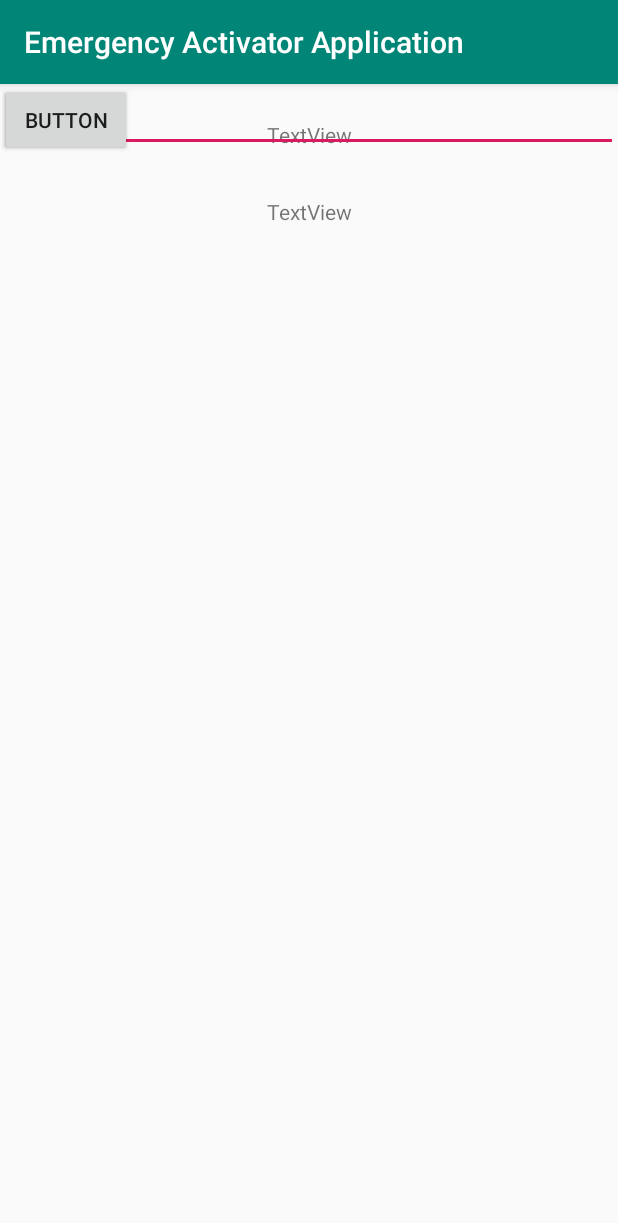
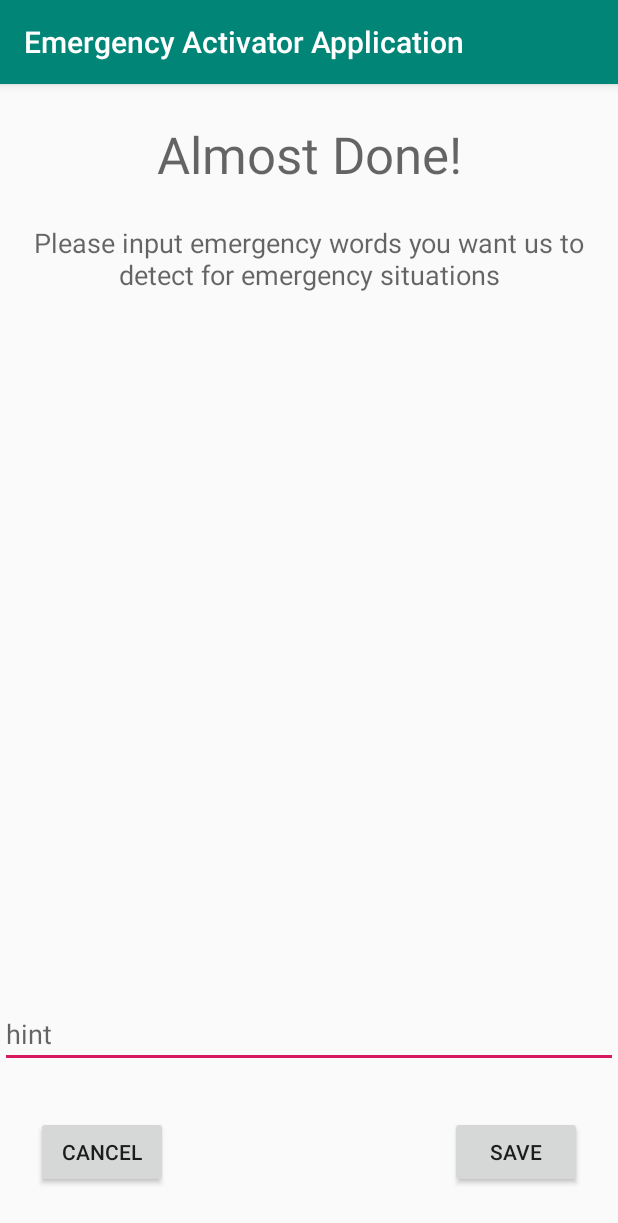
Before and after one commit to BeamzDream/EmergencyApp, an Android app: the EmergencyContact screen opened directly, with no data from a screen before it, on a phone screen of 412 x 824 dp. Shown: the top 1223 px of the screen. Run offline under Robolectric (Android 15) with nearby library versions, the phone set to English and light mode, and no system bars.

Commit message:
Edited UI for Security words

```diff
--- a/app/src/main/res/layout/activity_emergency_contact.xml
+++ b/app/src/main/res/layout/activity_emergency_contact.xml
@@ -11,7 +11,8 @@
         android:layout_width="wrap_content"
         android:layout_height="wrap_content"
         android:layout_marginTop="24dp"
-        android:text="TextView"
+        android:text="Almost Done!"
+        android:textAppearance="@style/TextAppearance.AppCompat.Display1"
         app:layout_constraintEnd_toEndOf="parent"
         app:layout_constraintStart_toStartOf="parent"
         app:layout_constraintTop_toTopOf="parent" />
@@ -20,47 +21,51 @@
         android:id="@+id/textView3"
         android:layout_width="wrap_content"
         android:layout_height="wrap_content"
-        android:layout_marginTop="32dp"
-        android:text="TextView"
+        android:layout_marginTop="24dp"
+        android:gravity="center"
+        android:text="Please input emergency words you want us to detect for emergency situations"
+        android:textAppearance="@style/TextAppearance.AppCompat.Medium"
         app:layout_constraintEnd_toEndOf="parent"
         app:layout_constraintStart_toStartOf="parent"
         app:layout_constraintTop_toBottomOf="@+id/textView2" />
 
-    <android.support.design.widget.TextInputLayout
-        android:id="@+id/textInputLayout2"
-        android:layout_width="409dp"
-        android:layout_height="wrap_content"
-        tools:layout_editor_absoluteX="1dp"
-        tools:layout_editor_absoluteY="244dp">
-
-    </android.support.design.widget.TextInputLayout>
-
     <ListView
-        android:layout_width="409dp"
-        android:layout_height="429dp"
-        tools:layout_editor_absoluteX="1dp"
-        tools:layout_editor_absoluteY="301dp" />
+        android:layout_width="0dp"
+        android:layout_height="0dp"
+        android:layout_marginStart="8dp"
+        android:layout_marginTop="32dp"
+        android:layout_marginEnd="8dp"
+        app:layout_constraintBottom_toTopOf="@+id/textInputEditText"
+        app:layout_constraintEnd_toEndOf="parent"
+        app:layout_constraintStart_toStartOf="parent"
+        app:layout_constraintTop_toBottomOf="@+id/textView3" />
 
     <Button
-        android:id="@+id/button2"
+        android:id="@+id/tvCancel"
         android:layout_width="wrap_content"
         android:layout_height="wrap_content"
-        android:text="Button"
-        app:layout_constraintTop_toTopOf="@+id/_dynamic"
-        tools:layout_editor_absoluteX="31dp" />
+        android:layout_marginStart="24dp"
+        android:layout_marginBottom="32dp"
+        android:text="@android:string/cancel"
+        app:layout_constraintBottom_toBottomOf="parent"
+        app:layout_constraintStart_toStartOf="parent" />
 
     <Button
-        android:id="@+id/button3"
+        android:id="@+id/tvSave"
         android:layout_width="wrap_content"
         android:layout_height="wrap_content"
-        android:text="Button"
-        tools:layout_editor_absoluteX="278dp"
-        tools:layout_editor_absoluteY="118dp" />
+        android:layout_marginEnd="24dp"
+        android:layout_marginBottom="32dp"
+        android:text="Save"
+        app:layout_constraintBottom_toBottomOf="parent"
+        app:layout_constraintEnd_toEndOf="parent" />
 
     <android.support.design.widget.TextInputEditText
+        android:id="@+id/textInputEditText"
         android:layout_width="match_parent"
         android:layout_height="wrap_content"
+        android:layout_marginBottom="32dp"
         android:hint="hint"
-        tools:layout_editor_absoluteX="-6dp"
-        tools:layout_editor_absoluteY="180dp" />
+        app:layout_constraintBottom_toTopOf="@+id/tvCancel"
+        tools:layout_editor_absoluteX="-8dp" />
 </android.support.constraint.ConstraintLayout>
```
